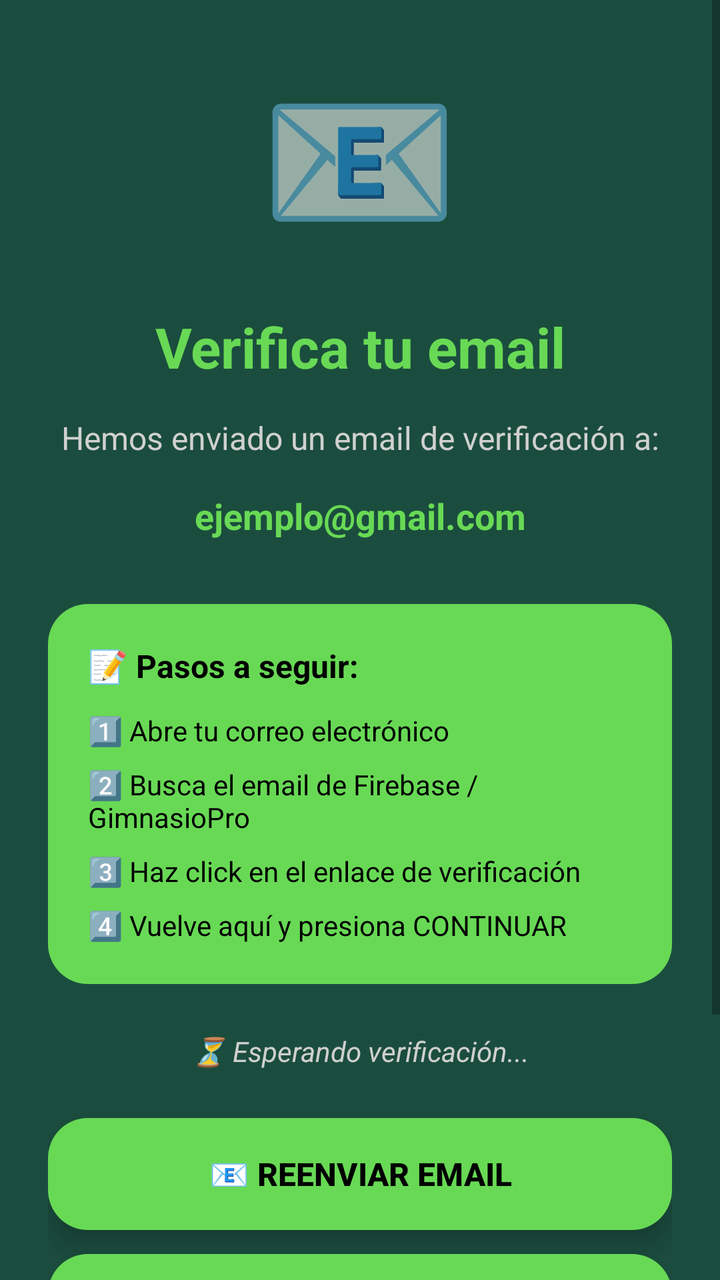
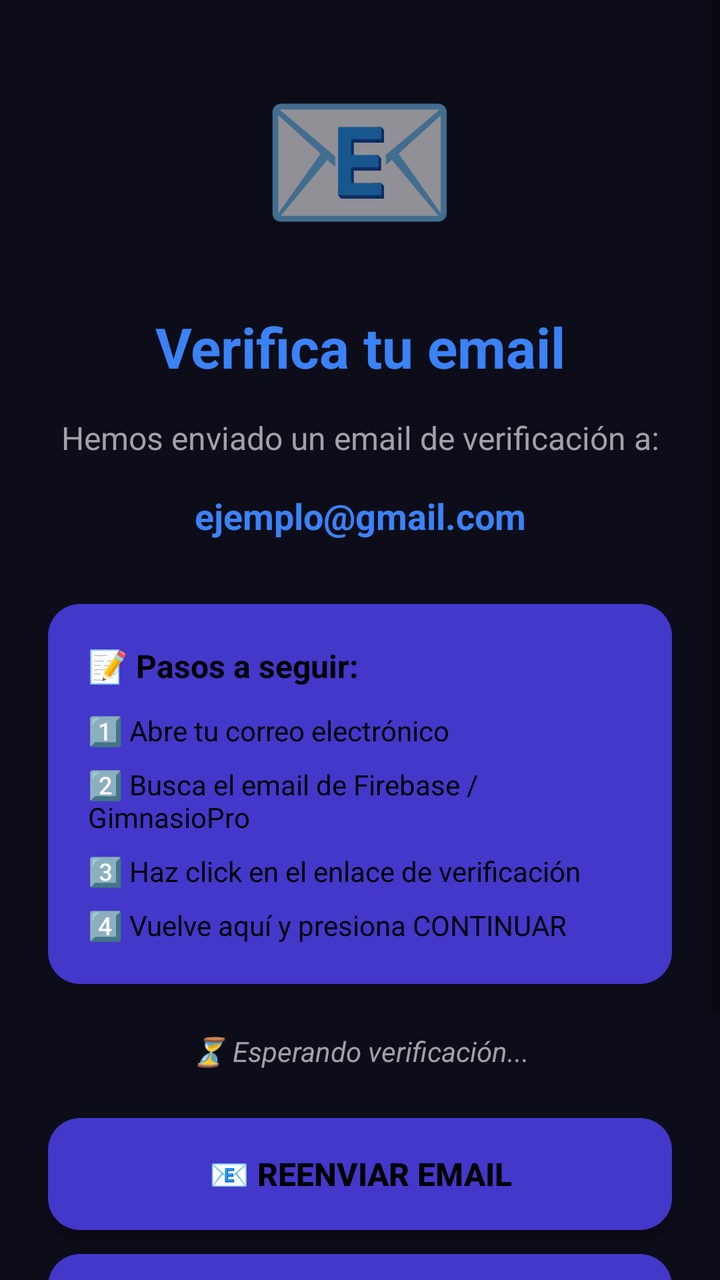

Two renders of the same Android screen: before a commit and after it. Below are the layout's source before the change and the commit's diff.
<!-- AndroidManifest.xml: application theme Theme.GimnasioPro -->
<!-- res/layout/activity_verificar_email.xml -->
<?xml version="1.0" encoding="utf-8"?>
<ScrollView xmlns:android="http://schemas.android.com/apk/res/android"
    xmlns:app="http://schemas.android.com/apk/res-auto"
    android:layout_width="match_parent"
    android:layout_height="match_parent"
    android:background="@color/dark_green_background"
    android:fillViewport="true">

    <LinearLayout
        android:layout_width="match_parent"
        android:layout_height="wrap_content"
        android:orientation="vertical"
        android:padding="24dp"
        android:gravity="center">

        
        <TextView
            android:layout_width="wrap_content"
            android:layout_height="wrap_content"
            android:text="📧"
            android:textSize="80sp"
            android:layout_marginBottom="24dp" />

        
        <TextView
            android:layout_width="match_parent"
            android:layout_height="wrap_content"
            android:text="Verifica tu email"
            android:textSize="28sp"
            android:textStyle="bold"
            android:textColor="@color/electric_green_button"
            android:gravity="center"
            android:layout_marginBottom="16dp" />

        
        <TextView
            android:id="@+id/tvMensaje"
            android:layout_width="match_parent"
            android:layout_height="wrap_content"
            android:text="Hemos enviado un email de verificación a:"
            android:textSize="16sp"
            android:textColor="@color/text_light_gray"
            android:gravity="center"
            android:layout_marginBottom="16dp" />

        
        <TextView
            android:id="@+id/tvEmail"
            android:layout_width="match_parent"
            android:layout_height="wrap_content"
            android:text="ejemplo@gmail.com"
            android:textSize="18sp"
            android:textStyle="bold"
            android:textColor="@color/electric_green_button"
            android:gravity="center"
            android:layout_marginBottom="32dp" />

        
        <LinearLayout
            android:layout_width="match_parent"
            android:layout_height="wrap_content"
            android:orientation="vertical"
            android:background="@drawable/btn_rounded_green"
            android:padding="20dp"
            android:layout_marginBottom="24dp">

            <TextView
                android:layout_width="match_parent"
                android:layout_height="wrap_content"
                android:text="📝 Pasos a seguir:"
                android:textSize="16sp"
                android:textStyle="bold"
                android:textColor="#000000"
                android:layout_marginBottom="12dp" />

            <TextView
                android:layout_width="match_parent"
                android:layout_height="wrap_content"
                android:text="1️⃣ Abre tu correo electrónico"
                android:textSize="14sp"
                android:textColor="#000000"
                android:layout_marginBottom="8dp" />

            <TextView
                android:layout_width="match_parent"
                android:layout_height="wrap_content"
                android:text="2️⃣ Busca el email de Firebase / GimnasioPro"
                android:textSize="14sp"
                android:textColor="#000000"
                android:layout_marginBottom="8dp" />

            <TextView
                android:layout_width="match_parent"
                android:layout_height="wrap_content"
                android:text="3️⃣ Haz click en el enlace de verificación"
                android:textSize="14sp"
                android:textColor="#000000"
                android:layout_marginBottom="8dp" />

            <TextView
                android:layout_width="match_parent"
                android:layout_height="wrap_content"
                android:text="4️⃣ Vuelve aquí y presiona CONTINUAR"
                android:textSize="14sp"
                android:textColor="#000000" />
        </LinearLayout>

        
        <TextView
            android:id="@+id/tvEstado"
            android:layout_width="match_parent"
            android:layout_height="wrap_content"
            android:text="⏳ Esperando verificación..."
            android:textSize="14sp"
            android:textColor="@color/text_light_gray"
            android:textStyle="italic"
            android:gravity="center"
            android:layout_marginBottom="24dp" />

        
        <ProgressBar
            android:id="@+id/progressBar"
            android:layout_width="40dp"
            android:layout_height="40dp"
            android:layout_gravity="center"
            android:visibility="gone"
            android:layout_marginBottom="16dp" />

        
        <Button
            android:id="@+id/btnReenviar"
            android:layout_width="match_parent"
            android:layout_height="56dp"
            android:text="📧 REENVIAR EMAIL"
            android:textColor="@color/text_on_button"
            android:textStyle="bold"
            android:textSize="16sp"
            android:background="@drawable/btn_rounded_green"
            android:elevation="8dp"
            android:stateListAnimator="@null"
            android:layout_marginBottom="12dp" />

        
        <Button
            android:id="@+id/btnContinuar"
            android:layout_width="match_parent"
            android:layout_height="56dp"
            android:text="YA VERIFIQUÉ - CONTINUAR"
            android:textColor="@color/text_on_button"
            android:textStyle="bold"
            android:textSize="16sp"
            android:background="@drawable/btn_rounded_green"
            android:elevation="8dp"
            android:stateListAnimator="@null"
            android:layout_marginBottom="12dp" />

        
        <Button
            android:id="@+id/btnCerrarSesion"
            android:layout_width="wrap_content"
            android:layout_height="wrap_content"
            android:text="Cerrar sesión"
            android:textColor="@color/text_light_gray"
            android:textSize="14sp"
            android:background="@android:color/transparent"
            android:textAllCaps="false" />

        
        <TextView
            android:layout_width="match_parent"
            android:layout_height="wrap_content"
            android:text="💡 Consejo: Revisa también la carpeta de spam"
            android:textSize="12sp"
            android:textColor="@color/text_light_gray"
            android:textStyle="italic"
            android:gravity="center"
            android:layout_marginTop="24dp" />

    </LinearLayout>

</ScrollView>
<!-- resources referenced by this layout -->
<resources>
  <color name="dark_green_background">#FF1B4D3E</color>
  <color name="electric_green_button">#68D955</color>
  <color name="text_light_gray">#FFD0D0D0</color>
  <color name="text_on_button">#FF000000</color>
  <!-- drawable btn_rounded_green (drawable) -->
  <?xml version="1.0" encoding="utf-8"?>
  <ripple xmlns:android="http://schemas.android.com/apk/res/android"
      android:color="@color/electric_green_button">
      <item>
          <shape android:shape="rectangle">
              <solid android:color="@color/electric_green_button" />
              <corners android:radius="20dp" />
          </shape>
      </item>
  </ripple>
  <style name="Theme.GimnasioPro" parent="Theme.AppCompat.Light.NoActionBar">
          
          <item name="colorPrimary">@color/electric_green_button</item>
          <item name="colorPrimaryDark">@color/dark_green_background</item>
          <item name="colorAccent">@color/electric_green_button</item>
          <item name="android:windowBackground">@color/dark_green_background</item>
          <item name="android:statusBarColor">@color/dark_green_background</item>
          <item name="android:navigationBarColor">@color/dark_green_background</item>
          <item name="android:fitsSystemWindows">true</item>
      </style>
</resources>

<!-- the commit's change to res/layout/activity_verificar_email.xml (unified diff, before → after) -->
@@ -28,7 +28,7 @@
             android:text="Verifica tu email"
             android:textSize="28sp"
             android:textStyle="bold"
-            android:textColor="@color/electric_green_button"
+            android:textColor="@color/accent_blue"
             android:gravity="center"
             android:layout_marginBottom="16dp" />
 
@@ -51,7 +51,7 @@
             android:text="ejemplo@gmail.com"
             android:textSize="18sp"
             android:textStyle="bold"
-            android:textColor="@color/electric_green_button"
+            android:textColor="@color/accent_blue"
             android:gravity="center"
             android:layout_marginBottom="32dp" />
 
@@ -60,7 +60,7 @@
             android:layout_width="match_parent"
             android:layout_height="wrap_content"
             android:orientation="vertical"
-            android:background="@drawable/btn_rounded_green"
+            android:background="@drawable/bg_card_trainer"
             android:padding="20dp"
             android:layout_marginBottom="24dp">
 
@@ -135,7 +135,7 @@
             android:textColor="@color/text_on_button"
             android:textStyle="bold"
             android:textSize="16sp"
-            android:background="@drawable/btn_rounded_green"
+            android:background="@drawable/bg_card_trainer"
             android:elevation="8dp"
             android:stateListAnimator="@null"
             android:layout_marginBottom="12dp" />
@@ -149,7 +149,7 @@
             android:textColor="@color/text_on_button"
             android:textStyle="bold"
             android:textSize="16sp"
-            android:background="@drawable/btn_rounded_green"
+            android:background="@drawable/bg_card_trainer"
             android:elevation="8dp"
             android:stateListAnimator="@null"
             android:layout_marginBottom="12dp" />
<!-- resource entries referenced after the edit -->
@@ -1,20 +1,18 @@
 <!-- resources referenced by this layout -->
 <resources>
-  <color name="dark_green_background">#FF1B4D3E</color>
-  <color name="electric_green_button">#68D955</color>
-  <color name="text_light_gray">#FFD0D0D0</color>
+  <color name="accent_blue">#3B82F6</color>
+  <color name="dark_green_background">@color/dark_background</color>
+  <color name="electric_green_button">@color/accent_green</color>
+  <color name="accent_green">#4ADE80</color>
+  <color name="text_light_gray">@color/text_secondary</color>
   <color name="text_on_button">#FF000000</color>
-  <!-- drawable btn_rounded_green (drawable) -->
+  <!-- drawable bg_card_trainer (drawable) -->
   <?xml version="1.0" encoding="utf-8"?>
-  <ripple xmlns:android="http://schemas.android.com/apk/res/android"
-      android:color="@color/electric_green_button">
-      <item>
-          <shape android:shape="rectangle">
-              <solid android:color="@color/electric_green_button" />
-              <corners android:radius="20dp" />
-          </shape>
-      </item>
-  </ripple>
+  <shape xmlns:android="http://schemas.android.com/apk/res/android"
+      android:shape="rectangle">
+      <solid android:color="@color/card_trainer" />
+      <corners android:radius="16dp" />
+  </shape>
   <style name="Theme.GimnasioPro" parent="Theme.AppCompat.Light.NoActionBar">
           
           <item name="colorPrimary">@color/electric_green_button</item>
@@ -25,5 +23,8 @@
           <item name="android:navigationBarColor">@color/dark_green_background</item>
           <item name="android:fitsSystemWindows">true</item>
       </style>
+  <color name="dark_background">#0D0D1A</color>
+  <color name="text_secondary">#A1A1AA</color>
+  <color name="card_trainer">#4338CA</color>
 </resources>
 
